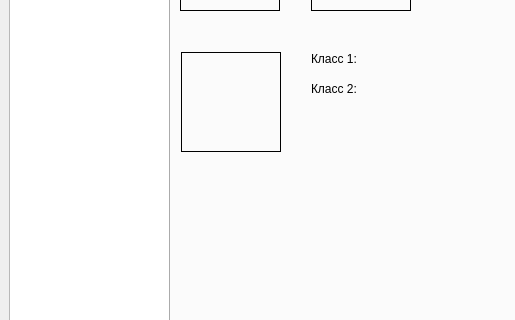
This is View/view.ui in Alek-dr/NeuralNetworks as Qt 5 draws it before an edit; both pictures show x 0 to 515 and y 123 to 443 of the 806 by 600 pixel window. The edited form follows.
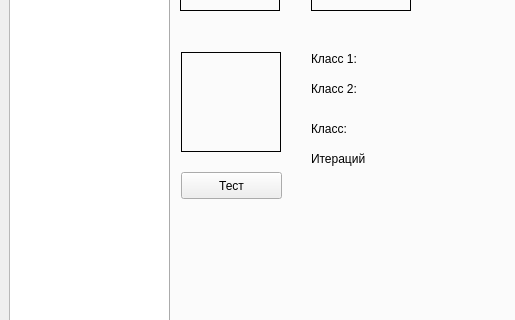
This is the edited form.

Patch:
```diff
--- a/View/view.ui
+++ b/View/view.ui
@@ -282,6 +282,71 @@
           <string/>
          </property>
         </widget>
+        <widget class="QPushButton" name="test_btn">
+         <property name="geometry">
+          <rect>
+           <x>10</x>
+           <y>270</y>
+           <width>101</width>
+           <height>27</height>
+          </rect>
+         </property>
+         <property name="text">
+          <string>Тест</string>
+         </property>
+        </widget>
+        <widget class="QLabel" name="test">
+         <property name="geometry">
+          <rect>
+           <x>140</x>
+           <y>220</y>
+           <width>59</width>
+           <height>14</height>
+          </rect>
+         </property>
+         <property name="text">
+          <string>Класс:</string>
+         </property>
+        </widget>
+        <widget class="QLabel" name="test_lbl">
+         <property name="geometry">
+          <rect>
+           <x>200</x>
+           <y>220</y>
+           <width>59</width>
+           <height>14</height>
+          </rect>
+         </property>
+         <property name="text">
+          <string/>
+         </property>
+        </widget>
+        <widget class="QLabel" name="iterations">
+         <property name="geometry">
+          <rect>
+           <x>140</x>
+           <y>250</y>
+           <width>59</width>
+           <height>14</height>
+          </rect>
+         </property>
+         <property name="text">
+          <string>Итераций</string>
+         </property>
+        </widget>
+        <widget class="QLabel" name="iterations_lbl">
+         <property name="geometry">
+          <rect>
+           <x>220</x>
+           <y>250</y>
+           <width>59</width>
+           <height>14</height>
+          </rect>
+         </property>
+         <property name="text">
+          <string/>
+         </property>
+        </widget>
        </widget>
        <widget class="QWidget" name="MLP">
         <attribute name="title">
```
